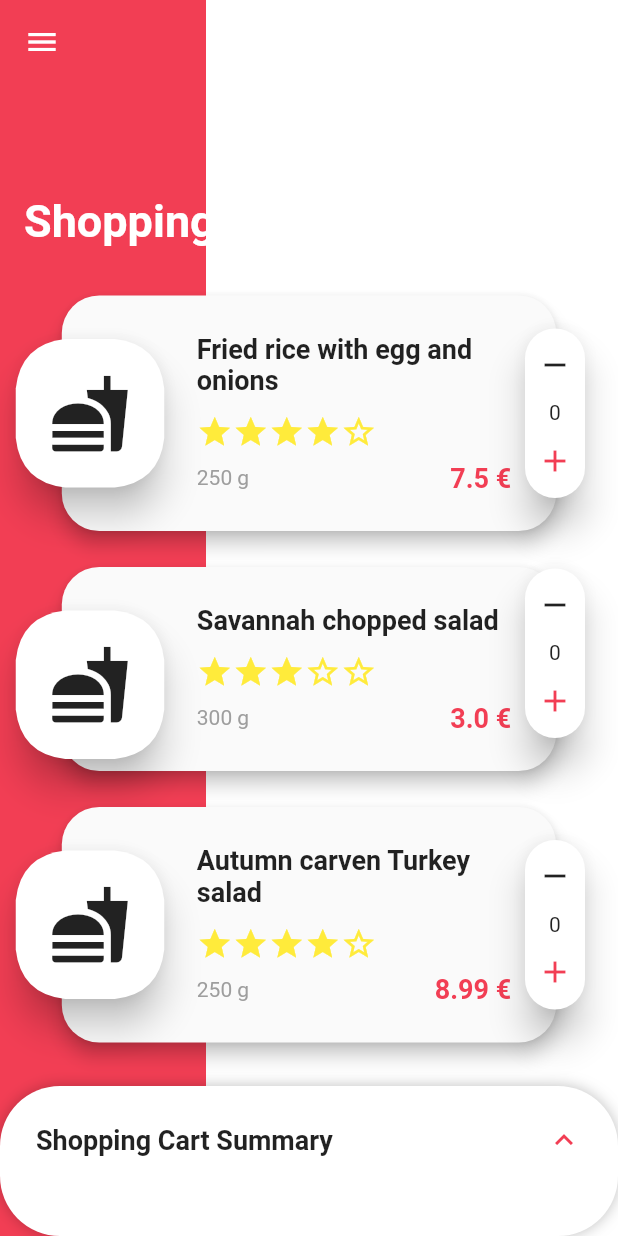
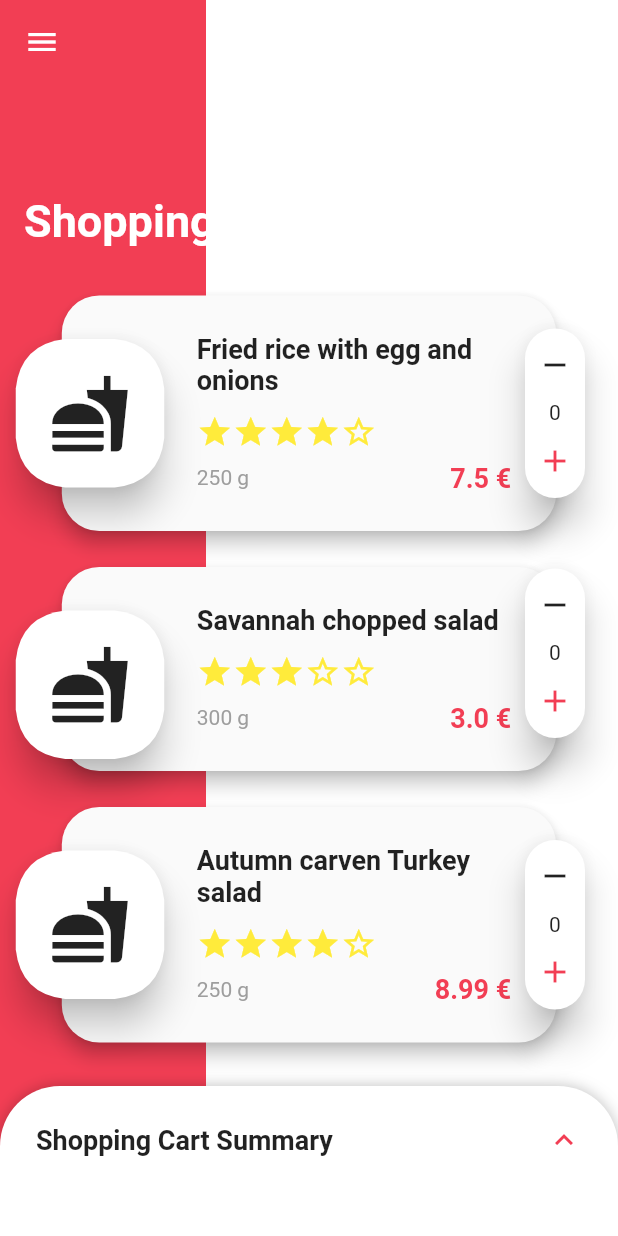
Before and after one commit to ManuelEMR/Animations, a Flutter app: the screen it shows after launch, swiped to page 3, on a phone screen of 412 x 824 dp. Run offline on Flutter 3.47's test engine with Material 2 defaults, Android fonts, the phone set to English and light mode, and no system bars; drawn by our look-alikes of sliding_up_panel.

Commit message:
Fix bottom edges, and checkout button size

```diff
--- a/lib/motion_restaurant/screens/cart/cart_screen.dart
+++ b/lib/motion_restaurant/screens/cart/cart_screen.dart
@@ -17,7 +17,7 @@ class CartScreen extends StatelessWidget {
   Widget build(BuildContext context) {
     return Stack(children: [
       ListView.separated(
-        padding: const EdgeInsets.symmetric(vertical: 30),
+        padding: const EdgeInsets.only(top: 30, bottom: 120),
         itemBuilder: (context, index) {
           if (index == 0) return SectionTitle(title: 'Shopping Cart');
 
--- a/lib/motion_restaurant/screens/cart/panel_view.dart
+++ b/lib/motion_restaurant/screens/cart/panel_view.dart
@@ -18,7 +18,8 @@ class _PanelViewState extends State<PanelView> {
     final defaultTextStyle = TextStyle(fontSize: 15);
     return SlidingUpPanel(
       controller: controller,
-      borderRadius: BorderRadius.circular(40),
+      borderRadius: const BorderRadius.only(
+          topLeft: Radius.circular(40), topRight: Radius.circular(40)),
       padding: const EdgeInsets.symmetric(horizontal: 24, vertical: 24),
       onPanelSlide: _setPanelPosition,
       maxHeight: 340,
@@ -77,6 +78,7 @@ class _PanelViewState extends State<PanelView> {
           ),
           const SizedBox(height: 24),
           Row(
+            mainAxisSize: MainAxisSize.max,
             children: <Widget>[
               Container(
                 height: 58,
@@ -105,12 +107,10 @@ class _PanelViewState extends State<PanelView> {
                   ),
                 ),
               ),
+              const SizedBox(width: 16),
               Expanded(
-                child: Container(),
-              ),
-              Container(
+                child: Container(
                   height: 58,
-                width: 150,
                   child: RaisedButton(
                     color: mainColor,
                     onPressed: () => print('Checkout'),
@@ -122,6 +122,7 @@ class _PanelViewState extends State<PanelView> {
                           color: Colors.white,
                           fontSize: 16,
                           fontWeight: FontWeight.bold),
+                    ),
                   ),
                 ),
               ),
```
Lines whose indentation alone changed are shown as unchanged.
